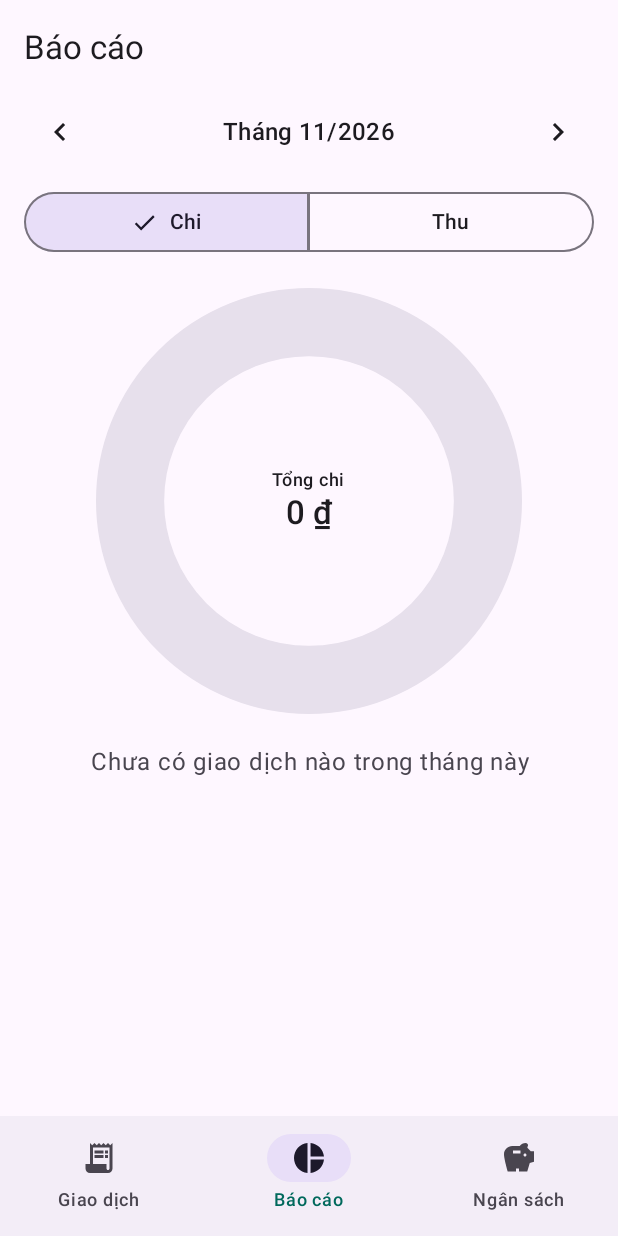
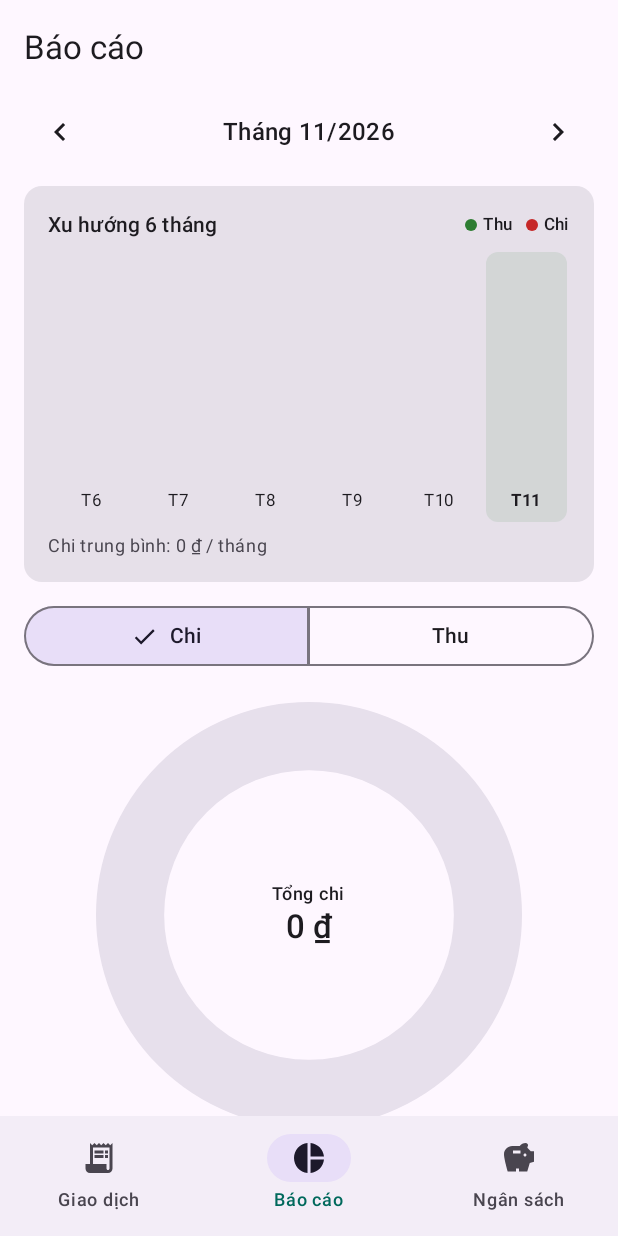
Before and after one commit to KuroN3ko276/fun-manager, an Android app built with Jetpack Compose: the ReportRoute screen opened through its navigation route, on a phone screen of 412 x 824 dp. Run offline under Robolectric (Android 15) with nearby library versions, the phone set to English and light mode, and no system bars; our stand-ins replace Room's generated code.

Commit message:
feat: 6-month income/expense trend chart in report
- Grouped bar chart per month; tap a month to jump to it
- Average monthly expense over months with activity

Co-Authored-By: Claude Opus 5.5 <noreply@anthropic.com>

```diff
--- a/app/src/main/java/com/funmanager/data/FinanceRepository.kt
+++ b/app/src/main/java/com/funmanager/data/FinanceRepository.kt
@@ -21,6 +21,10 @@ class FinanceRepository(private val db: AppDatabase) {
     fun transactionsIn(month: YearMonth): Flow<List<Transaction>> =
         db.transactionDao().observeBetween(month.atDay(1), month.atEndOfMonth())
 
+    /** Giao dịch từ đầu tháng [from] đến hết tháng [to]. */
+    fun transactionsBetween(from: YearMonth, to: YearMonth): Flow<List<Transaction>> =
+        db.transactionDao().observeBetween(from.atDay(1), to.atEndOfMonth())
+
     suspend fun transaction(id: Long): Transaction? = db.transactionDao().getById(id)
 
     suspend fun save(transaction: Transaction) = db.transactionDao().upsert(transaction)
--- /dev/null
+++ b/app/src/main/java/com/funmanager/domain/Trend.kt
@@ -0,0 +1,32 @@
+package com.funmanager.domain
+
+import com.funmanager.data.Transaction
+import com.funmanager.data.TransactionType
+import java.time.YearMonth
+
+data class MonthTotals(val month: YearMonth, val income: Long, val expense: Long) {
+    val balance: Long get() = income - expense
+}
+
+/** Danh sách [count] tháng liên tiếp, kết thúc ở [end] (tăng dần). */
+fun monthsEndingAt(end: YearMonth, count: Int): List<YearMonth> =
+    (count - 1 downTo 0).map { end.minusMonths(it.toLong()) }
+
+/** Tổng thu/chi cho từng tháng trong [months]; tháng không có giao dịch có giá trị 0. */
+fun monthlyTotals(transactions: List<Transaction>, months: List<YearMonth>): List<MonthTotals> {
+    val byMonth = transactions.groupBy { YearMonth.from(it.date) }
+    return months.map { month ->
+        val items = byMonth[month].orEmpty()
+        MonthTotals(
+            month = month,
+            income = items.filter { it.type == TransactionType.INCOME }.sumOf { it.amount },
+            expense = items.filter { it.type == TransactionType.EXPENSE }.sumOf { it.amount },
+        )
+    }
+}
+
+/** Chi tiêu trung bình mỗi tháng, chỉ tính những tháng có phát sinh giao dịch. */
+fun averageExpense(totals: List<MonthTotals>): Long {
+    val active = totals.filter { it.income > 0 || it.expense > 0 }
+    return if (active.isEmpty()) 0 else active.sumOf { it.expense } / active.size
+}
--- /dev/null
+++ b/app/src/main/java/com/funmanager/ui/components/BarChart.kt
@@ -0,0 +1,89 @@
+package com.funmanager.ui.components
+
+import androidx.compose.foundation.Canvas
+import androidx.compose.foundation.background
+import androidx.compose.foundation.clickable
+import androidx.compose.foundation.layout.Arrangement
+import androidx.compose.foundation.layout.Box
+import androidx.compose.foundation.layout.Column
+import androidx.compose.foundation.layout.Row
+import androidx.compose.foundation.layout.fillMaxSize
+import androidx.compose.foundation.layout.fillMaxWidth
+import androidx.compose.foundation.layout.height
+import androidx.compose.foundation.layout.padding
+import androidx.compose.foundation.shape.RoundedCornerShape
+import androidx.compose.material3.MaterialTheme
+import androidx.compose.material3.Text
+import androidx.compose.runtime.Composable
+import androidx.compose.ui.Alignment
+import androidx.compose.ui.Modifier
+import androidx.compose.ui.geometry.CornerRadius
+import androidx.compose.ui.geometry.Offset
+import androidx.compose.ui.geometry.Size
+import androidx.compose.ui.graphics.Color
+import androidx.compose.ui.text.font.FontWeight
+import androidx.compose.ui.tooling.preview.Preview
+import androidx.compose.ui.unit.dp
+import com.funmanager.domain.MonthTotals
+import com.funmanager.ui.theme.ExpenseColor
+import com.funmanager.ui.theme.IncomeColor
+import java.time.YearMonth
+
+/** Biểu đồ cột đôi thu (xanh) / chi (đỏ) theo tháng; chạm vào một tháng để chọn. */
+@Composable
+fun IncomeExpenseBarChart(
+    totals: List<MonthTotals>,
+    selected: YearMonth,
+    onSelect: (YearMonth) -> Unit,
+    modifier: Modifier = Modifier,
+) {
+    val max = totals.maxOfOrNull { maxOf(it.income, it.expense) }?.takeIf { it > 0 } ?: 1L
+    val highlight = MaterialTheme.colorScheme.primary.copy(alpha = 0.10f)
+    Row(modifier.fillMaxWidth().height(180.dp), horizontalArrangement = Arrangement.SpaceEvenly) {
+        totals.forEach { t ->
+            val isSelected = t.month == selected
+            Column(
+                modifier = Modifier
+                    .weight(1f)
+                    .padding(horizontal = 2.dp)
+                    .background(if (isSelected) highlight else Color.Transparent, RoundedCornerShape(8.dp))
+                    .clickable { onSelect(t.month) }
+                    .padding(vertical = 6.dp),
+                horizontalAlignment = Alignment.CenterHorizontally,
+            ) {
+                Box(Modifier.weight(1f).fillMaxWidth()) {
+                    Canvas(Modifier.fillMaxSize().padding(horizontal = 6.dp)) {
+                        val barWidth = size.width / 2 - 2.dp.toPx()
+                        val radius = CornerRadius(3.dp.toPx())
+                        listOf(t.income to IncomeColor, t.expense to ExpenseColor).forEachIndexed { i, (value, color) ->
+                            val h = size.height * value / max
+                            drawRoundRect(
+                                color = color,
+                                topLeft = Offset(i * (barWidth + 4.dp.toPx()), size.height - h),
+                                size = Size(barWidth, h),
+                                cornerRadius = radius,
+                            )
+                        }
+                    }
+                }
+                Text(
+                    "T${t.month.monthValue}",
+                    style = MaterialTheme.typography.labelSmall,
+                    fontWeight = if (isSelected) FontWeight.Bold else FontWeight.Normal,
+                    modifier = Modifier.padding(top = 4.dp),
+                )
+            }
+        }
+    }
+}
+
+@Preview(showBackground = true)
+@Composable
+private fun BarChartPreview() {
+    val end = YearMonth.of(2026, 11)
+    IncomeExpenseBarChart(
+        totals = (5 downTo 0).map { MonthTotals(end.minusMonths(it.toLong()), 15_000_000, 8_000_000L + it * 1_000_000) },
+        selected = end,
+        onSelect = {},
+    )
+}
--- a/app/src/main/java/com/funmanager/ui/report/ReportScreen.kt
+++ b/app/src/main/java/com/funmanager/ui/report/ReportScreen.kt
@@ -1,6 +1,12 @@
 package com.funmanager.ui.report
 
 import androidx.compose.foundation.background
+import com.funmanager.ui.components.IncomeExpenseBarChart
+import com.funmanager.domain.formatVnd
+import androidx.compose.ui.graphics.Color
+import androidx.compose.material3.Card
+import androidx.compose.foundation.shape.CircleShape
+import androidx.compose.foundation.layout.size
 import androidx.compose.foundation.layout.Arrangement
 import androidx.compose.foundation.layout.Box
 import androidx.compose.foundation.layout.Column
@@ -79,6 +85,7 @@ fun ReportScreen(
             verticalArrangement = Arrangement.spacedBy(12.dp),
         ) {
             item { MonthSelector(state.month, onMonthChange) }
+            item { TrendCard(state, onMonthChange) }
             item {
                 val types = listOf(TransactionType.EXPENSE to R.string.expense, TransactionType.INCOME to R.string.income)
                 SingleChoiceSegmentedButtonRow(Modifier.fillMaxWidth()) {
@@ -117,6 +124,42 @@ fun ReportScreen(
             items(state.totals, key = { it.category.id }) { CategoryTotalRow(it) }
         }
     }
+}
+
+@Composable
+private fun TrendCard(state: ReportUiState, onSelect: (YearMonth) -> Unit) {
+    Card(Modifier.fillMaxWidth()) {
+        Column(Modifier.padding(16.dp), verticalArrangement = Arrangement.spacedBy(8.dp)) {
+            Row(verticalAlignment = Alignment.CenterVertically) {
+                Text(
+                    stringResource(R.string.trend_title, ReportViewModel.TREND_MONTHS),
+                    style = MaterialTheme.typography.titleSmall,
+                    modifier = Modifier.weight(1f),
+                )
+                LegendDot(IncomeColor)
+                Text(stringResource(R.string.income), style = MaterialTheme.typography.labelSmall)
+                Spacer(Modifier.width(8.dp))
+                LegendDot(ExpenseColor)
+                Text(stringResource(R.string.expense), style = MaterialTheme.typography.labelSmall)
+            }
+            IncomeExpenseBarChart(state.trend, state.month, onSelect)
+            Text(
+                stringResource(R.string.average_expense, formatVnd(state.averageExpense)),
+                style = MaterialTheme.typography.bodySmall,
+                color = MaterialTheme.colorScheme.onSurfaceVariant,
+            )
+        }
+    }
+}
+
+@Composable
+private fun LegendDot(color: Color) {
+    Box(
+        Modifier
+            .padding(end = 4.dp)
+            .size(8.dp)
+            .background(color, CircleShape),
+    )
 }
 
 @Composable
--- a/app/src/main/java/com/funmanager/ui/report/ReportViewModel.kt
+++ b/app/src/main/java/com/funmanager/ui/report/ReportViewModel.kt
@@ -5,8 +5,13 @@ import androidx.lifecycle.viewModelScope
 import androidx.lifecycle.viewmodel.initializer
 import androidx.lifecycle.viewmodel.viewModelFactory
 import com.funmanager.data.FinanceRepository
+import com.funmanager.data.Transaction
 import com.funmanager.data.TransactionType
+import com.funmanager.domain.MonthTotals
 import com.funmanager.domain.MonthlySummary
+import com.funmanager.domain.averageExpense
+import com.funmanager.domain.monthlyTotals
+import com.funmanager.domain.monthsEndingAt
 import com.funmanager.domain.percentChange
 import com.funmanager.domain.summarize
 import com.funmanager.ui.container
@@ -16,6 +21,7 @@ import kotlinx.coroutines.flow.SharingStarted
 import kotlinx.coroutines.flow.StateFlow
 import kotlinx.coroutines.flow.combine
 import kotlinx.coroutines.flow.flatMapLatest
+import kotlinx.coroutines.flow.map
 import kotlinx.coroutines.flow.stateIn
 import java.time.YearMonth
 
@@ -24,7 +30,10 @@ data class ReportUiState(
     val type: TransactionType = TransactionType.EXPENSE,
     val summary: MonthlySummary = MonthlySummary.EMPTY,
     val previous: MonthlySummary = MonthlySummary.EMPTY,
+    val trend: List<MonthTotals> = emptyList(),
 ) {
+    val averageExpense: Long get() = averageExpense(trend)
+
     val total: Long get() = if (type == TransactionType.EXPENSE) summary.expense else summary.income
     private val previousTotal: Long get() = if (type == TransactionType.EXPENSE) previous.expense else previous.income
     val totals get() = if (type == TransactionType.EXPENSE) summary.expenseByCategory else summary.incomeByCategory
@@ -41,19 +50,25 @@ class ReportViewModel(
 
     private val type = MutableStateFlow(TransactionType.EXPENSE)
 
-    private val months = selectedMonth.flatMapLatest { month ->
-        combine(
-            repository.transactionsIn(month),
-            repository.transactionsIn(month.minusMonths(1)),
-        ) { current, previous -> Triple(month, current, previous) }
+    private val data = selectedMonth.flatMapLatest { month ->
+        val months = monthsEndingAt(month, TREND_MONTHS)
+        repository.transactionsBetween(months.first(), month).map { transactions ->
+            MonthData(
+                month = month,
+                current = transactions.filter { YearMonth.from(it.date) == month },
+                previous = transactions.filter { YearMonth.from(it.date) == month.minusMonths(1) },
+                trend = monthlyTotals(transactions, months),
+            )
+        }
     }
 
-    val state: StateFlow<ReportUiState> = combine(months, repository.categories, type) { (month, current, previous), categories, type ->
+    val state: StateFlow<ReportUiState> = combine(data, repository.categories, type) { d, categories, type ->
         ReportUiState(
-            month = month,
+            month = d.month,
             type = type,
-            summary = summarize(current, categories),
-            previous = summarize(previous, categories),
+            summary = summarize(d.current, categories),
+            previous = summarize(d.previous, categories),
+            trend = d.trend,
         )
     }.stateIn(viewModelScope, SharingStarted.WhileSubscribed(5_000), ReportUiState())
 
@@ -65,7 +80,16 @@ class ReportViewModel(
         type.value = value
     }
 
+    private data class MonthData(
+        val month: YearMonth,
+        val current: List<Transaction>,
+        val previous: List<Transaction>,
+        val trend: List<MonthTotals>,
+    )
+
     companion object {
+        const val TREND_MONTHS = 6
+
         val Factory = viewModelFactory {
             initializer { ReportViewModel(container.repository, container.selectedMonth) }
         }
--- a/app/src/main/res/values/strings.xml
+++ b/app/src/main/res/values/strings.xml
@@ -61,4 +61,7 @@
     <string name="delete_category_title">Xoá \"%1$s\"?</string>
     <string name="delete_category_unused">Danh mục chưa có giao dịch nào.</string>
     <string name="delete_category_move">Có %1$d giao dịch thuộc danh mục này. Chuyển chúng sang:</string>
+
+    <string name="trend_title">Xu hướng %1$d tháng</string>
+    <string name="average_expense">Chi trung bình: %1$s / tháng</string>
 </resources>
```
Also changed, not shown: 2 other files.
